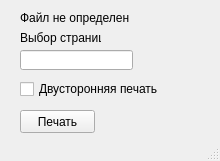
Above: fast_gui.ui from monstruator/printer_parse before the change. Below: the same form after it.
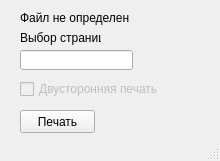
That is the form after the change.

```diff
--- a/fast_gui.ui
+++ b/fast_gui.ui
@@ -51,6 +51,9 @@
     </property>
    </widget>
    <widget class="QCheckBox" name="checkBox">
+    <property name="enabled">
+     <bool>false</bool>
+    </property>
     <property name="geometry">
      <rect>
       <x>20</x>
```
